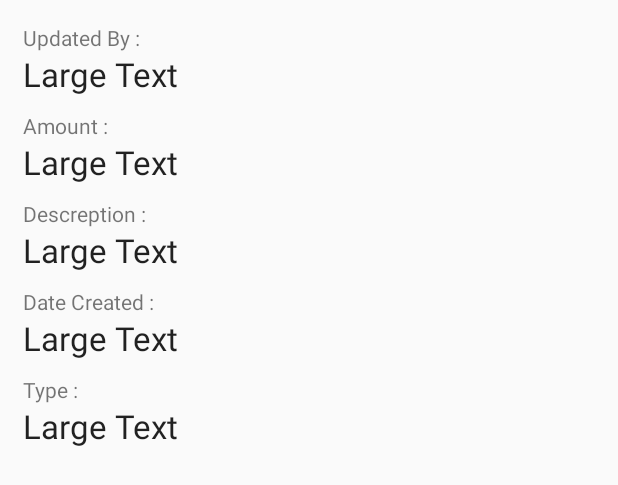
After one commit to cshoosh/RecieptMaintainerClient, an Android app: the layout details.xml on its own in the app's theme, with its tools: preview values and no code run, on a phone screen of 412 x 824 dp. The commit adds this screen. Shown: the top 485 px of the screen. Run offline under Robolectric (Android 15) with nearby library versions, the phone set to English and light mode, and no system bars; network calls fail.

Commit message:
Added details fragment

```diff
--- a/app/src/main/java/com/example/shahnawaz/recieptmaintainer/UpdateFrag.java
+++ b/app/src/main/java/com/example/shahnawaz/recieptmaintainer/UpdateFrag.java
@@ -16,6 +16,7 @@ import android.widget.Toast;
 
 import com.example.shahnawaz.recieptmaintainer.retro.API;
 
+import java.util.Date;
 import java.util.HashMap;
 import java.util.Locale;
 
@@ -100,6 +101,7 @@ public class UpdateFrag extends BottomSheetDialogFragment implements View.OnClic
                     map.put("amount", amount.getText().toString());
                     map.put("desc", desc.getText().toString());
                     map.put("credit", getArguments().getInt(KEY_TYPE) + "");
+                    map.put("date", Details.FORMAT_FROM.format(new Date()));
                     new API().addUpdate(new API.ListResponse<String>() {
                         @Override
                         public void onResponse(String data) {
--- a/app/src/main/java/com/example/shahnawaz/recieptmaintainer/retro/API.java
+++ b/app/src/main/java/com/example/shahnawaz/recieptmaintainer/retro/API.java
@@ -3,6 +3,7 @@ package com.example.shahnawaz.recieptmaintainer.retro;
 import android.view.View;
 import android.widget.ProgressBar;
 
+import com.example.shahnawaz.recieptmaintainer.BuildConfig;
 import com.example.shahnawaz.recieptmaintainer.MainActivity;
 import com.example.shahnawaz.recieptmaintainer.model.CalculateModel;
 import com.example.shahnawaz.recieptmaintainer.model.Data;
@@ -55,7 +56,7 @@ public class API {
             @Override
             public okhttp3.Response intercept(Chain chain) throws IOException {
                 Request request = chain.request().newBuilder()
-                        .addHeader("Auth", "eu3euQ81z0AwMxeHSb3d78L5TX83vkp3").build();
+                        .addHeader("Auth", BuildConfig.AUTH).build();
                 return chain.proceed(request);
             }
         }).build();
--- /dev/null
+++ b/app/src/main/res/layout/details.xml
@@ -0,0 +1,76 @@
+<?xml version="1.0" encoding="utf-8"?>
+<LinearLayout xmlns:android="http://schemas.android.com/apk/res/android"
+    android:layout_width="match_parent"
+    android:layout_height="match_parent"
+    android:orientation="vertical"
+    android:padding="15dp">
+
+    <TextView
+        android:layout_width="wrap_content"
+        android:layout_height="wrap_content"
+        android:text="Updated By :"
+        android:textAppearance="?android:attr/textAppearanceSmall" />
+
+    <TextView
+        android:id="@+id/txtUpdate"
+        android:layout_width="wrap_content"
+        android:layout_height="wrap_content"
+        android:layout_marginBottom="10dp"
+        android:text="Large Text"
+        android:textAppearance="?android:attr/textAppearanceLarge" />
+
+    <TextView
+        android:layout_width="wrap_content"
+        android:layout_height="wrap_content"
+        android:text="Amount :"
+        android:textAppearance="?android:attr/textAppearanceSmall" />
+
+    <TextView
+        android:id="@+id/txtAmount"
+        android:layout_width="wrap_content"
+        android:layout_height="wrap_content"
+        android:layout_marginBottom="10dp"
+        android:text="Large Text"
+        android:textAppearance="?android:attr/textAppearanceLarge" />
+
+    <TextView
+        android:layout_width="wrap_content"
+        android:layout_height="wrap_content"
+        android:text="Descreption :"
+        android:textAppearance="?android:attr/textAppearanceSmall" />
+
+    <TextView
+        android:id="@+id/txtDesc"
+        android:layout_width="wrap_content"
+        android:layout_height="wrap_content"
+        android:layout_marginBottom="10dp"
+        android:text="Large Text"
+        android:textAppearance="?android:attr/textAppearanceLarge" />
+
+    <TextView
+        android:layout_width="wrap_content"
+        android:layout_height="wrap_content"
+        android:text="Date Created :"
+        android:textAppearance="?android:attr/textAppearanceSmall" />
+
+    <TextView
+        android:id="@+id/txtDate"
+        android:layout_width="wrap_content"
+        android:layout_height="wrap_content"
+        android:layout_marginBottom="10dp"
+        android:text="Large Text"
+        android:textAppearance="?android:attr/textAppearanceLarge" />
+
+    <TextView
+        android:layout_width="wrap_content"
+        android:layout_height="wrap_content"
+        android:text="Type :"
+        android:textAppearance="?android:attr/textAppearanceSmall" />
+
+    <TextView
+        android:id="@+id/txtType"
+        android:layout_width="wrap_content"
+        android:layout_height="wrap_content"
+        android:text="Large Text"
+        android:textAppearance="?android:attr/textAppearanceLarge" />
+</LinearLayout>
--- a/build.gradle
+++ b/build.gradle
@@ -6,7 +6,7 @@ buildscript {
         jcenter()
     }
     dependencies {
-        classpath 'com.android.tools.build:gradle:2.1.2'
+        classpath 'com.android.tools.build:gradle:2.2.0'
         classpath "org.jetbrains.kotlin:kotlin-gradle-plugin:$kotlin_version"
 
         // NOTE: Do not place your application dependencies here; they belong
```
Also changed, not shown: app/build.gradle (+13 -4 lines), app/src/main/java/com/example/shahnawaz/recieptmaintainer/Details.java (added, +60 -0 lines), app/src/main/java/com/example/shahnawaz/recieptmaintainer/adapter/ListAdapter.java (+13 -0 lines), app/src/main/java/com/example/shahnawaz/recieptmaintainer/model/models.kt (+33 -1 lines), gradle/wrapper/gradle-wrapper.properties, 2 other files.
